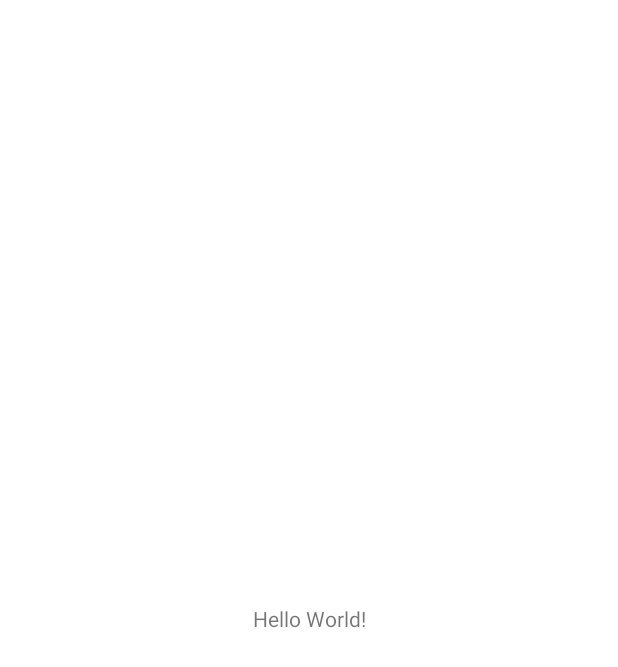
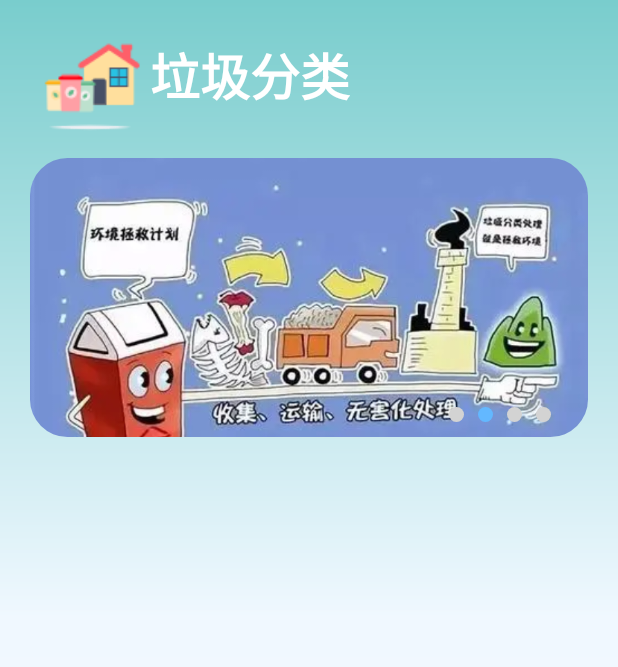
Before and after one commit to syx103/GarbageCollection, an Android app: the screen it shows after launch (MainActivity), on a phone screen of 412 x 824 dp. Before the commit the part shown is almost empty. Shown: the top 667 px of the screen. Run offline under Robolectric (Android 15) with nearby library versions, the phone set to English and light mode, and no system bars.

Commit message:
添加首页轮播图

```diff
--- a/identify/build.gradle
+++ b/identify/build.gradle
@@ -47,7 +47,8 @@ android {
 }
 
 dependencies {
-    implementation project(path: ':base')
+    implementation "org.jetbrains.kotlin:kotlin-stdlib:$kotlin_version"
+    implementation 'androidx.legacy:legacy-support-v4:1.0.0'
     if (isModule.toBoolean())  {
         implementation project(":base")
         implementation project(":root")
--- /dev/null
+++ b/identify/src/main/java/com/example/identify/HomePageFragment.kt
@@ -0,0 +1,124 @@
+package com.example.identify
+
+import android.graphics.Color
+import android.os.Bundle
+import android.os.Handler
+import android.os.Looper
+import android.view.LayoutInflater
+import android.view.View
+import android.view.ViewGroup
+import android.widget.ImageView
+import android.widget.LinearLayout
+import androidx.fragment.app.Fragment
+import androidx.viewpager2.widget.ViewPager2
+
+class HomePageFragment : Fragment() {
+    private lateinit var viewPagerBanner: ViewPager2
+    lateinit var linearLayout: LinearLayout
+    var lastPosition: Int? = null
+    private val handler = Handler(Looper.getMainLooper())
+    private var imageLists = mutableListOf<Int>()
+    override fun onCreate(savedInstanceState: Bundle?) {
+        super.onCreate(savedInstanceState)
+        requireActivity().window.statusBarColor = Color.parseColor("#79CDCD")
+    }
+    override fun onCreateView(
+        inflater: LayoutInflater, container: ViewGroup?,
+        savedInstanceState: Bundle?
+    ): View? {
+        // Inflate the layout for this fragment
+        val view = inflater.inflate(R.layout.fragment_home_page, container, false)
+        viewPagerBanner = view.findViewById(R.id.viewpager_banner)
+        linearLayout = view.findViewById(R.id.indicator_container)
+        return view
+    }
+
+    override fun onActivityCreated(savedInstanceState: Bundle?) {
+        super.onActivityCreated(savedInstanceState)
+        initImageLists()
+        initViewPagerBanner()
+        initIndicator()
+    }
+
+    private fun initIndicator() {
+        val length = imageLists.size - 1
+        (0..length).forEach { index ->
+            val imageView = ImageView(context)
+            if (index == 0) {
+                imageView.setBackgroundResource(R.drawable.indicator_selected)
+            } else {
+                imageView.setBackgroundResource(R.drawable.indicator_not_selected)
+            }
+            val params = LinearLayout.LayoutParams(
+                LinearLayout.LayoutParams.WRAP_CONTENT,
+                LinearLayout.LayoutParams.WRAP_CONTENT
+            )
+            params.marginEnd = 14
+            imageView.layoutParams = params
+            linearLayout.addView(imageView)
+        }
+    }
+
+    /*
+    * ViewPager适配器，设置轮播的位置
+    * */
+    private fun initViewPagerBanner() {
+        val adapter = ViewPagerAdapter(imageLists)
+        viewPagerBanner.adapter = adapter
+        viewPagerBanner.currentItem = 500
+        lastPosition = 500
+        viewPagerBanner.registerOnPageChangeCallback(object : ViewPager2.OnPageChangeCallback() {
+            override fun onPageSelected(position: Int) {
+                super.onPageSelected(position)
+                //轮播时改变指示点
+                val current = position % 4
+                val last = lastPosition!! % 4
+                linearLayout.getChildAt(current)
+                    .setBackgroundResource(R.drawable.indicator_selected)
+                linearLayout.getChildAt(last)
+                    .setBackgroundResource(R.drawable.indicator_not_selected)
+                lastPosition = position
+            }
+        })
+    }
+
+    /*
+    * 初始化轮播的图片列表
+    * */
+    private fun initImageLists() {
+        imageLists.add(R.drawable.garbage_image_one)
+        imageLists.add(R.drawable.garbage_image_two)
+        imageLists.add(R.drawable.garbage_image_three)
+        imageLists.add(R.drawable.garbage_image_four)
+
+    }
+
+    //自动轮播
+    override fun onResume() {
+        super.onResume()
+        handler.postDelayed(runnable, 7000)
+    }
+
+    override fun onDestroy() {
+        super.onDestroy()
+        handler.removeCallbacksAndMessages(runnable)
+    }
+
+
+    /*
+    * 循环调用，让轮播图每隔5S自己滑动
+    * */
+    private var runnable: Runnable = Runnable {
+        var currentPosition = viewPagerBanner.currentItem
+        currentPosition++
+        viewPagerBanner.setCurrentItem(currentPosition, true)
+        handler.postDelayed(runnable2, 7000)
+    }
+
+    private val runnable2: Runnable = Runnable {
+        var currentPosition = viewPagerBanner.currentItem
+        currentPosition++
+        viewPagerBanner.setCurrentItem(currentPosition, true)
+        handler.postDelayed(runnable, 7000)
+    }
+}
--- a/identify/src/main/java/com/example/identify/MainActivity.kt
+++ b/identify/src/main/java/com/example/identify/MainActivity.kt
@@ -7,5 +7,9 @@ class MainActivity : BaseActivity() {
     override fun onCreate(savedInstanceState: Bundle?) {
         super.onCreate(savedInstanceState)
         setContentView(R.layout.activity_main)
+        val beginTransient = supportFragmentManager.beginTransaction()
+        beginTransient.add(R.id.identify_fragment,HomePageFragment())
+            .addToBackStack(null)
+            .commit()
     }
 }
--- /dev/null
+++ b/identify/src/main/java/com/example/identify/ViewPagerAdapter.kt
@@ -0,0 +1,28 @@
+package com.example.identify
+
+import android.view.LayoutInflater
+import android.view.View
+import android.view.ViewGroup
+import android.widget.ImageView
+import androidx.constraintlayout.utils.widget.ImageFilterView
+import androidx.recyclerview.widget.RecyclerView
+
+class ViewPagerAdapter(val imageLists: MutableList<Int>): RecyclerView.Adapter<ViewPagerAdapter.ViewHolder>(){
+    inner class ViewHolder(itemView: View) : RecyclerView.ViewHolder(itemView) {
+        val image: ImageFilterView = itemView.findViewById(R.id.banner_container)
+    }
+
+    override fun onCreateViewHolder(parent: ViewGroup, viewType: Int): ViewHolder {
+        val view = LayoutInflater.from(parent.context).inflate(R.layout.viewpager_banner_container,parent,false)
+        return ViewHolder(view)
+    }
+
+    override fun onBindViewHolder(holder: ViewHolder, position: Int){
+        val index = position % 4
+        holder.image.setImageResource(imageLists[index])
+    }
+
+    override fun getItemCount(): Int {
+        return Int.MAX_VALUE
+    }
+}
--- /dev/null
+++ b/identify/src/main/res/drawable/gradual_color_bg.xml
@@ -0,0 +1,8 @@
+<?xml version="1.0" encoding="utf-8"?>
+<shape xmlns:android="http://schemas.android.com/apk/res/android">
+    <gradient
+        android:startColor="#79CDCD"
+        android:centerColor="#F0F8FF"
+        android:endColor="#F8F8FF"
+        android:angle="270"/>
+</shape>
--- /dev/null
+++ b/identify/src/main/res/drawable/indicator_not_selected.xml
@@ -0,0 +1,12 @@
+<?xml version="1.0" encoding="utf-8"?>
+<shape xmlns:android="http://schemas.android.com/apk/res/android">
+    <size
+        android:width="10dp"
+        android:height="10dp"/>
+    <corners
+        android:radius="10dp"/>
+
+    <solid
+        android:color="#D3D3D3"/>
+
+</shape>
--- /dev/null
+++ b/identify/src/main/res/drawable/indicator_selected.xml
@@ -0,0 +1,12 @@
+<?xml version="1.0" encoding="utf-8"?>
+<shape xmlns:android="http://schemas.android.com/apk/res/android">
+
+    <size
+        android:width="10dp"
+        android:height="10dp"/>
+    <corners
+        android:radius="10dp"/>
+
+    <solid
+        android:color="#63B8FF"/>
+</shape>
--- a/identify/src/main/res/layout/activity_main.xml
+++ b/identify/src/main/res/layout/activity_main.xml
@@ -1,18 +1,15 @@
 <?xml version="1.0" encoding="utf-8"?>
-<androidx.constraintlayout.widget.ConstraintLayout xmlns:android="http://schemas.android.com/apk/res/android"
+<LinearLayout xmlns:android="http://schemas.android.com/apk/res/android"
     xmlns:app="http://schemas.android.com/apk/res-auto"
     xmlns:tools="http://schemas.android.com/tools"
     android:layout_width="match_parent"
     android:layout_height="match_parent"
+    android:orientation="vertical"
     tools:context=".MainActivity">
 
-    <TextView
-        android:layout_width="wrap_content"
-        android:layout_height="wrap_content"
-        android:text="Hello World!"
-        app:layout_constraintBottom_toBottomOf="parent"
-        app:layout_constraintLeft_toLeftOf="parent"
-        app:layout_constraintRight_toRightOf="parent"
-        app:layout_constraintTop_toTopOf="parent" />
+    <FrameLayout
+        android:id="@+id/identify_fragment"
+        android:layout_width="match_parent"
+        android:layout_height="match_parent"/>
 
-</androidx.constraintlayout.widget.ConstraintLayout>
+</LinearLayout>
--- /dev/null
+++ b/identify/src/main/res/layout/fragment_home_page.xml
@@ -0,0 +1,50 @@
+<?xml version="1.0" encoding="utf-8"?>
+<androidx.constraintlayout.widget.ConstraintLayout xmlns:android="http://schemas.android.com/apk/res/android"
+    xmlns:app="http://schemas.android.com/apk/res-auto"
+    xmlns:tools="http://schemas.android.com/tools"
+    android:id="@+id/frameLayout"
+    android:layout_width="match_parent"
+    android:layout_height="match_parent"
+    android:background="@drawable/gradual_color_bg"
+    tools:context=".HomePageFragment">
+
+    <TextView
+        android:id="@+id/text"
+        android:layout_width="wrap_content"
+        android:layout_height="wrap_content"
+        android:layout_marginStart="20dp"
+        android:layout_marginTop="10dp"
+        android:layout_marginEnd="20dp"
+        android:drawableLeft="@drawable/garbage_classify"
+        android:gravity="center_vertical"
+        android:text="垃圾分类"
+        android:textColor="#ffffff"
+        android:textSize="33sp"
+        android:textStyle="bold"
+        app:layout_constraintBottom_toTopOf="@id/viewpager_banner"
+        app:layout_constraintStart_toStartOf="parent"
+        app:layout_constraintTop_toTopOf="parent" />
+
+    <androidx.viewpager2.widget.ViewPager2
+        android:id="@+id/viewpager_banner"
+        android:layout_width="match_parent"
+        android:layout_height="0dp"
+        android:layout_marginStart="20dp"
+        android:layout_marginTop="15dp"
+        android:layout_marginEnd="20dp"
+        app:layout_constraintDimensionRatio="h,1:0.5"
+        app:layout_constraintLeft_toLeftOf="parent"
+        app:layout_constraintRight_toRightOf="parent"
+        app:layout_constraintTop_toBottomOf="@id/text" />
+
+    <LinearLayout
+        android:id="@+id/indicator_container"
+        android:layout_width="wrap_content"
+        android:layout_height="wrap_content"
+        android:layout_marginEnd="15dp"
+        android:layout_marginBottom="10dp"
+        android:orientation="horizontal"
+        app:layout_constraintBottom_toBottomOf="@id/viewpager_banner"
+        app:layout_constraintEnd_toEndOf="@id/viewpager_banner" />
+
+</androidx.constraintlayout.widget.ConstraintLayout>
--- /dev/null
+++ b/identify/src/main/res/layout/viewpager_banner_container.xml
@@ -0,0 +1,14 @@
+<?xml version="1.0" encoding="utf-8"?>
+<FrameLayout xmlns:android="http://schemas.android.com/apk/res/android"
+    xmlns:app="http://schemas.android.com/apk/res-auto"
+    android:layout_width="match_parent"
+    android:layout_height="match_parent">
+
+    <androidx.constraintlayout.utils.widget.ImageFilterView
+        android:id="@+id/banner_container"
+        android:layout_width="match_parent"
+        android:layout_height="match_parent"
+        android:scaleType="centerCrop"
+        app:round="25dp" />
+
+</FrameLayout>
--- a/identify/src/main/res/values/strings.xml
+++ b/identify/src/main/res/values/strings.xml
@@ -1,3 +1,5 @@
 <resources>
     <string name="app_name">Identify</string>
+    <!-- TODO: Remove or change this placeholder text -->
+    <string name="hello_blank_fragment">Hello blank fragment</string>
 </resources>
```
Also changed, not shown: base/src/main/java/com/example/base/BaseActivity.kt (+3 -4 lines), identify/src/main/res/drawable/garbage_classify.png (added), identify/src/main/res/drawable/garbage_image_four.webp (added), identify/src/main/res/drawable/garbage_image_one.webp (added), identify/src/main/res/drawable/garbage_image_three.webp (added), identify/src/main/res/drawable/garbage_image_two.webp (added).
